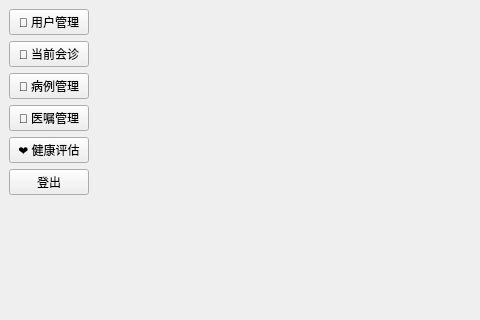
Qt form Client/forms/homepage.ui (lgy987/IntelliMed) before a commit; both pictures show x 0 to 480 and y 0 to 320 of the 1000 by 600 pixel window.
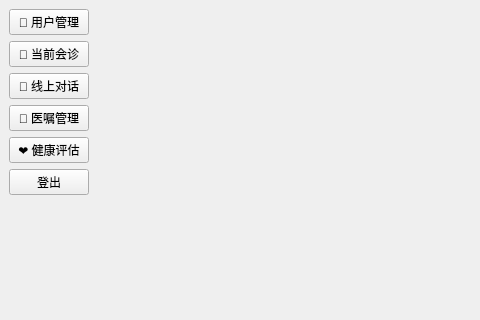
The same form after that commit.

Diff of the .ui file:
```diff
--- a/Client/forms/homepage.ui
+++ b/Client/forms/homepage.ui
@@ -34,7 +34,7 @@
       <item>
        <widget class="QPushButton" name="btnCases">
         <property name="text">
-         <string>📄 病例管理</string>
+         <string>📄 线上对话</string>
         </property>
        </widget>
       </item>
```
